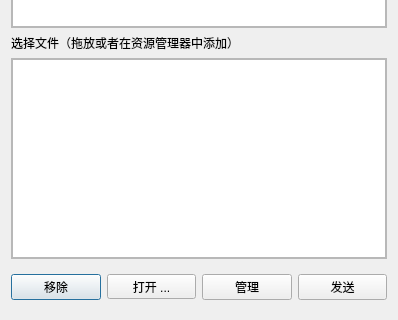
This is sendfilewindow.ui in qianqianjun/QinLinTransfer as Qt 5 draws it before an edit; both pictures show x 0 to 398 and y 209 to 529 of the 398 by 529 pixel window. The edited form follows.
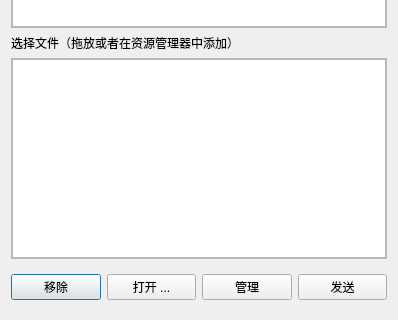
This is the edited form.

Commit message: 修改发送窗口按钮样式

What changed in the file:
```diff
--- a/sendfilewindow.ui
+++ b/sendfilewindow.ui
@@ -134,7 +134,7 @@
        </widget>
       </item>
       <item>
-       <widget class="QToolButton" name="select_file_btn">
+       <widget class="QPushButton" name="select_file_btn">
         <property name="sizePolicy">
          <sizepolicy hsizetype="Preferred" vsizetype="Fixed">
           <horstretch>0</horstretch>
```
Left out of the diff: 4 changed lines with no effect on the pictures.
